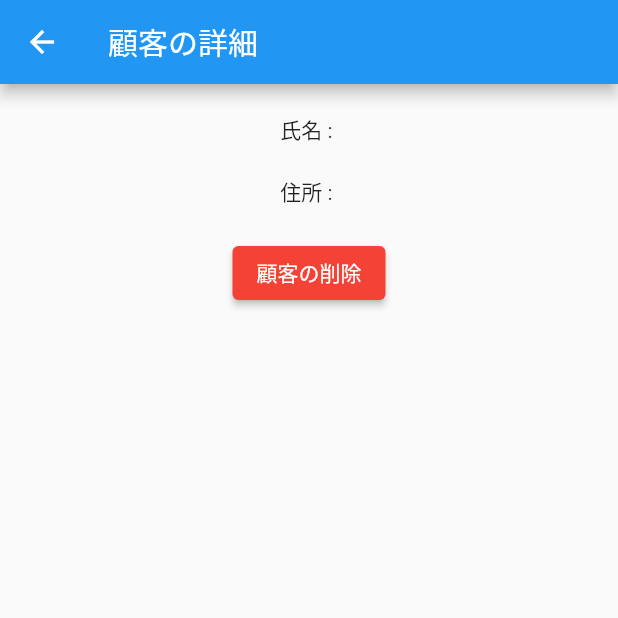
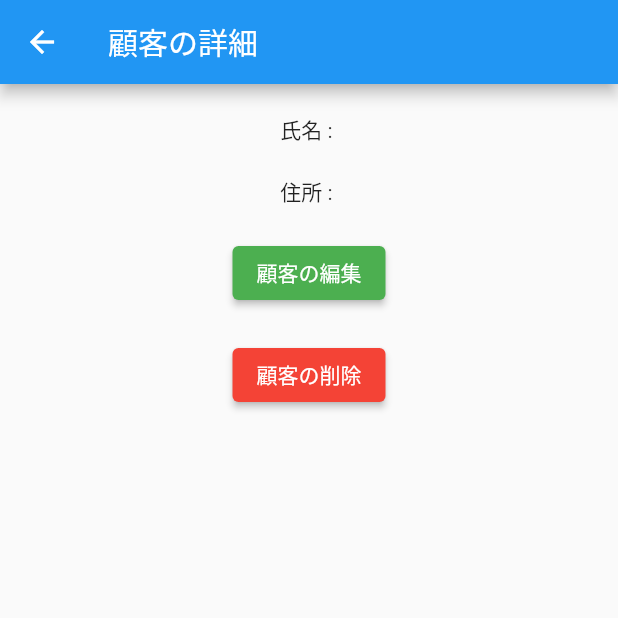
Before and after one commit to marokoro7636/CustomerManagement, a Flutter app: the CustomerInfoScreen screen opened directly with empty values, on a phone screen of 412 x 824 dp, the top half of it. Run offline on Flutter 3.47's test engine with Material 2 defaults, Android fonts, the phone set to English and light mode, and no system bars; our stand-ins replace freezed_annotation, hooks_riverpod, sqflite, tuple; accounts and stored records are empty; generated files the repository leaves out were written again.

Commit message:
Add customer edit

```diff
--- a/lib/model/entity/customer.dart
+++ b/lib/model/entity/customer.dart
@@ -6,9 +6,9 @@ part 'customer.g.dart';
 @freezed
 class Customer with _$Customer{
   const factory Customer({
-    required int id,
-    required String name,
-    required String address,
+    @Default(0) int id,
+    @Default('') String name,
+    @Default('') String address,
   }) = _Customer;
 
   factory Customer.fromJson(Map<String, dynamic> json)
--- a/lib/ui/customer_info/customer_info_screen.dart
+++ b/lib/ui/customer_info/customer_info_screen.dart
@@ -1,15 +1,19 @@
 import 'package:customer_management/model/entity/customer.dart';
+import 'package:customer_management/ui/customer_edit/customer_edit_screen.dart';
+import 'package:customer_management/ui/customer_info/customer_info_viewmodel.dart';
 import 'package:customer_management/ui/customer_list/customer_list_viewmodel.dart';
 import 'package:flutter/material.dart';
 import 'package:hooks_riverpod/hooks_riverpod.dart';
 
 class CustomerInfoScreen extends HookConsumerWidget {
-  const CustomerInfoScreen({Key? key, required this.customer}) : super(key: key);
+  const CustomerInfoScreen({Key? key, required this.customer})
+      : super(key: key);
   final Customer customer;
 
   @override
   Widget build(BuildContext context, WidgetRef ref) {
-    final viewModel = ref.watch(customerListProvider.notifier);
+    final viewModel = ref.watch(customerInfoProvider(customer).notifier);
+    final state = ref.watch(customerInfoProvider(customer));
 
     return Scaffold(
       appBar: AppBar(
@@ -19,13 +23,23 @@ class CustomerInfoScreen extends HookConsumerWidget {
         child: Column(
           children: [
             const SizedBox(height: 20),
-            Text('氏名 : ${customer.name}'),
+            Text('氏名 : ${state.name}'),
             const SizedBox(height: 20),
-            Text('住所 : ${customer.address}'),
+            Text('住所 : ${state.address}'),
             const SizedBox(height: 20),
             ElevatedButton(
               onPressed: () {
-                  viewModel.delete(customer);
+                Navigator.push(context, MaterialPageRoute(builder: (context) {
+                  return CustomerEditScreen(customer: customer);
+                }));
+              },
+              style: ElevatedButton.styleFrom(backgroundColor: Colors.green),
+              child: const Text('顧客の編集'),
+            ),
+            const SizedBox(height: 20),
+            ElevatedButton(
+              onPressed: () {
+                viewModel.delete();
                 // TODO 削除ダイアログを出す
                 Navigator.pop(context);
               },
--- /dev/null
+++ b/lib/ui/customer_info/customer_info_viewmodel.dart
@@ -0,0 +1,21 @@
+import 'package:hooks_riverpod/hooks_riverpod.dart';
+import 'package:customer_management/model/repository/customer_repository.dart';
+import 'package:customer_management/model/db/app_database.dart';
+import 'package:customer_management/model/entity/customer.dart';
+
+final customerInfoProvider =
+StateNotifierProvider.family<CustomerInfoViewModel, Customer, Customer>(
+        (ref, customer) => CustomerInfoViewModel(
+        CustomerRepository(AppDatabase()),
+          customer
+    ));
+
+class CustomerInfoViewModel extends StateNotifier<Customer> {
+  CustomerInfoViewModel(this._repository, Customer customer) : super(customer);
+
+  final CustomerRepository _repository;
+
+  void delete() async {
+    await _repository.delete(state);
+  }
+}
--- a/lib/ui/customer_list/customer_list_screen.dart
+++ b/lib/ui/customer_list/customer_list_screen.dart
@@ -1,6 +1,6 @@
 import 'package:flutter/material.dart';
 import 'package:hooks_riverpod/hooks_riverpod.dart';
-import 'package:customer_management/ui/customer_add/customer_add_screen.dart';
+import 'package:customer_management/ui/customer_edit/customer_edit_screen.dart';
 import 'package:customer_management/ui/customer_list/customer_list_viewmodel.dart';
 import 'package:customer_management/model/entity/customer.dart';
 import 'package:customer_management/ui/customer_info/customer_info_screen.dart';
@@ -22,7 +22,7 @@ class CustomerListScreen extends HookConsumerWidget {
           await Navigator.push(
             context,
             MaterialPageRoute(builder: (context) {
-              return const CustomerAddScreen();
+              return const CustomerEditScreen();
             } ),
           );
           viewModel.loadAllCustomer(); // 戻ってくる度にDBから読み込み
--- a/lib/ui/customer_list/customer_list_viewmodel.dart
+++ b/lib/ui/customer_list/customer_list_viewmodel.dart
@@ -18,9 +18,8 @@ class CustomerListViewModel extends StateNotifier<CustomerListState> {
   final CustomerRepository _repository;
 
   void loadAllCustomer() async {
-    var customers = await _repository.loadAllCustomer();
     state = state.copyWith(
-      customers: customers,
+      customers: await _repository.loadAllCustomer(),
     );
     print('loaded');
   }
--- a/pubspec.yaml
+++ b/pubspec.yaml
@@ -43,6 +43,7 @@ dependencies:
   freezed_annotation: ^2.2.0
   json_annotation: ^4.8.0
   intl: ^0.18.0
+  tuple: ^2.0.1
 
 dev_dependencies:
   flutter_test:
```
Also changed, not shown: lib/ui/customer_add/customer_add_viewmodel.dart (deleted, +0 -34 lines), lib/ui/customer_edit/customer_edit_screen.dart (renamed from lib/ui/customer_add/customer_add_screen.dart, +19 -8 lines), lib/ui/customer_edit/customer_edit_state.dart (added, +12 -0 lines), lib/ui/customer_edit/customer_edit_viewmodel.dart (added, +36 -0 lines), pubspec.lock. Lines whose indentation alone changed are shown as unchanged.
